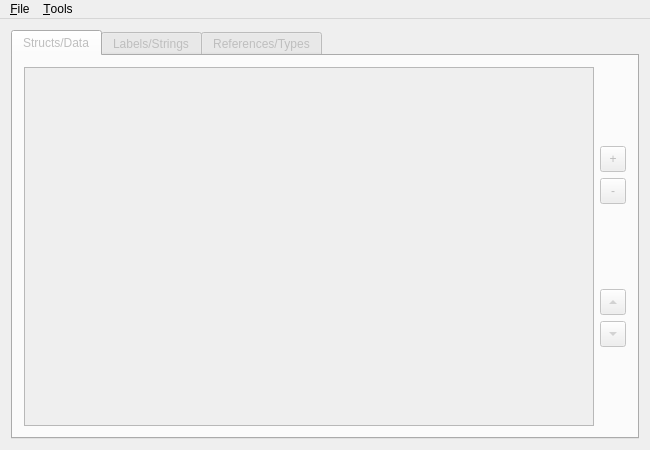
Qt form dat_editor/mainwindow.ui (CaptainSwag101/DRV3-Tools) before a commit.
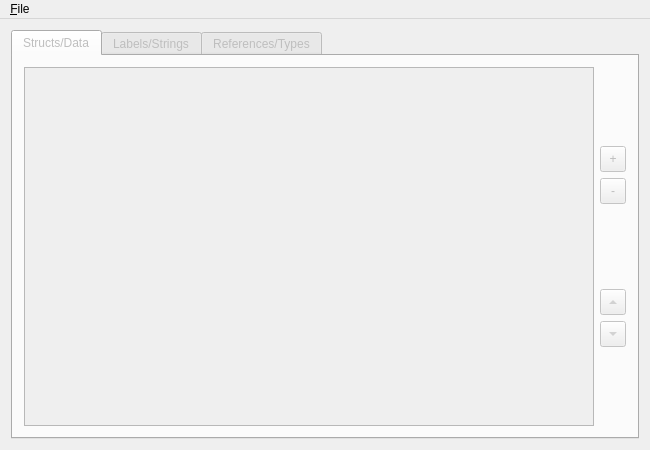
The same form after that commit.

```diff
--- a/dat_editor/mainwindow.ui
+++ b/dat_editor/mainwindow.ui
@@ -575,14 +575,7 @@
     <addaction name="actionSaveAs"/>
     <addaction name="actionExit"/>
    </widget>
-   <widget class="QMenu" name="menuTools">
-    <property name="title">
-     <string>&amp;Tools</string>
-    </property>
-    <addaction name="actionExportStrings"/>
-   </widget>
    <addaction name="menuFile"/>
-   <addaction name="menuTools"/>
   </widget>
   <action name="actionOpen">
    <property name="text">
```
Left out of the diff: 5 changed lines with no effect on the pictures.
